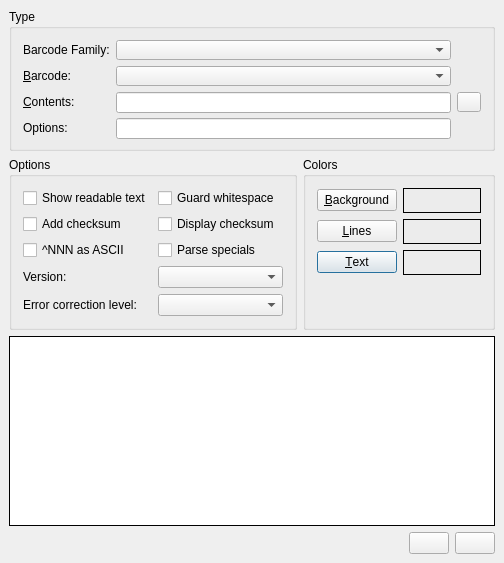
scribusproject/scribus, file scribus/plugins/barcodegenerator/barcodegenerator.ui: the form before one commit.
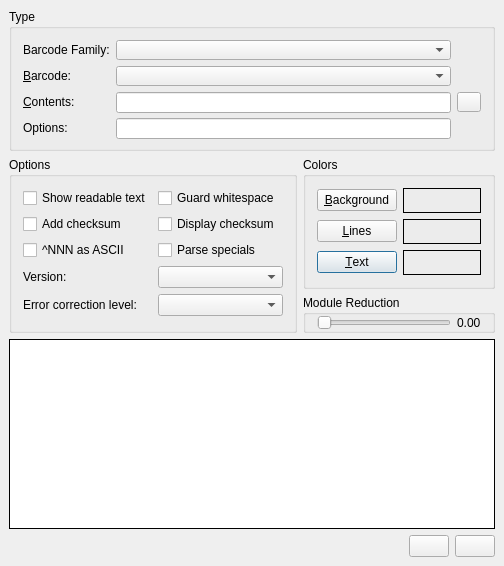
The form after the commit.

Diff of the .ui file:
```diff
--- a/scribus/plugins/barcodegenerator/barcodegenerator.ui
+++ b/scribus/plugins/barcodegenerator/barcodegenerator.ui
@@ -133,23 +133,10 @@
         </property>
        </widget>
       </item>
-      <item row="3" column="0">
-       <spacer name="verticalSpacer">
-        <property name="orientation">
-         <enum>Qt::Vertical</enum>
-        </property>
-        <property name="sizeHint" stdset="0">
-         <size>
-          <width>20</width>
-          <height>40</height>
-         </size>
-        </property>
-       </spacer>
-      </item>
      </layout>
     </widget>
    </item>
-   <item row="7" column="0" colspan="3">
+   <item row="8" column="0" colspan="3">
     <layout class="QHBoxLayout" name="horizontalLayout">
      <item>
       <spacer name="horizontalSpacer">
@@ -180,7 +167,7 @@
      </item>
     </layout>
    </item>
-   <item row="4" column="0">
+   <item row="4" column="0" rowspan="2">
     <widget class="QGroupBox" name="bcodeBox">
      <property name="title">
       <string>Options</string>
@@ -432,7 +419,48 @@
      </layout>
     </widget>
    </item>
-   <item row="5" column="0" colspan="3">
+   <item row="5" column="1" colspan="2">
+    <widget class="QGroupBox" name="inkspreadBox">
+     <property name="title">
+      <string>Module Reduction</string>
+     </property>
+     <layout class="QHBoxLayout" name="inkspreadLayout">
+      <property name="topMargin">
+       <number>0</number>
+      </property>
+      <property name="bottomMargin">
+       <number>0</number>
+      </property>
+      <item>
+       <widget class="QSlider" name="inkspreadSlider">
+        <property name="toolTip">
+         <string>Ink spread compensation for print output (0 = none)</string>
+        </property>
+        <property name="minimum">
+         <number>0</number>
+        </property>
+        <property name="maximum">
+         <number>25</number>
+        </property>
+        <property name="value">
+         <number>0</number>
+        </property>
+        <property name="orientation">
+         <enum>Qt::Horizontal</enum>
+        </property>
+       </widget>
+      </item>
+      <item>
+       <widget class="QLabel" name="inkspreadValue">
+        <property name="text">
+         <string>0.00</string>
+        </property>
+       </widget>
+      </item>
+     </layout>
+    </widget>
+   </item>
+   <item row="6" column="0" colspan="3">
     <widget class="QLabel" name="sampleLabel">
      <property name="minimumSize">
       <size>
```
